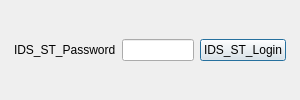
This is dialoglogin.ui in lzk/richovop as Qt 5 draws it before an edit. The edited form follows.
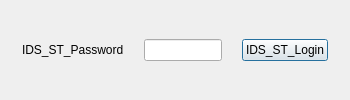
This is the edited form.

Patch:
```diff
--- a/dialoglogin.ui
+++ b/dialoglogin.ui
@@ -6,7 +6,7 @@
    <rect>
     <x>0</x>
     <y>0</y>
-    <width>300</width>
+    <width>350</width>
     <height>100</height>
    </rect>
   </property>
@@ -15,8 +15,8 @@
   </property>
   <property name="styleSheet">
    <string notr="true">QDialog{
-min-width:300;
-max-width:300;
+min-width:350;
+max-width:350;
 min-height:100;
 max-height:100;
 border:none;
@@ -25,6 +25,9 @@
   <layout class="QVBoxLayout" name="verticalLayout">
    <item>
     <layout class="QHBoxLayout" name="horizontalLayout">
+     <property name="spacing">
+      <number>20</number>
+     </property>
      <item>
       <spacer name="horizontalSpacer">
        <property name="orientation">
```
Left out of the diff: 2 changed lines with no effect on the pictures.
